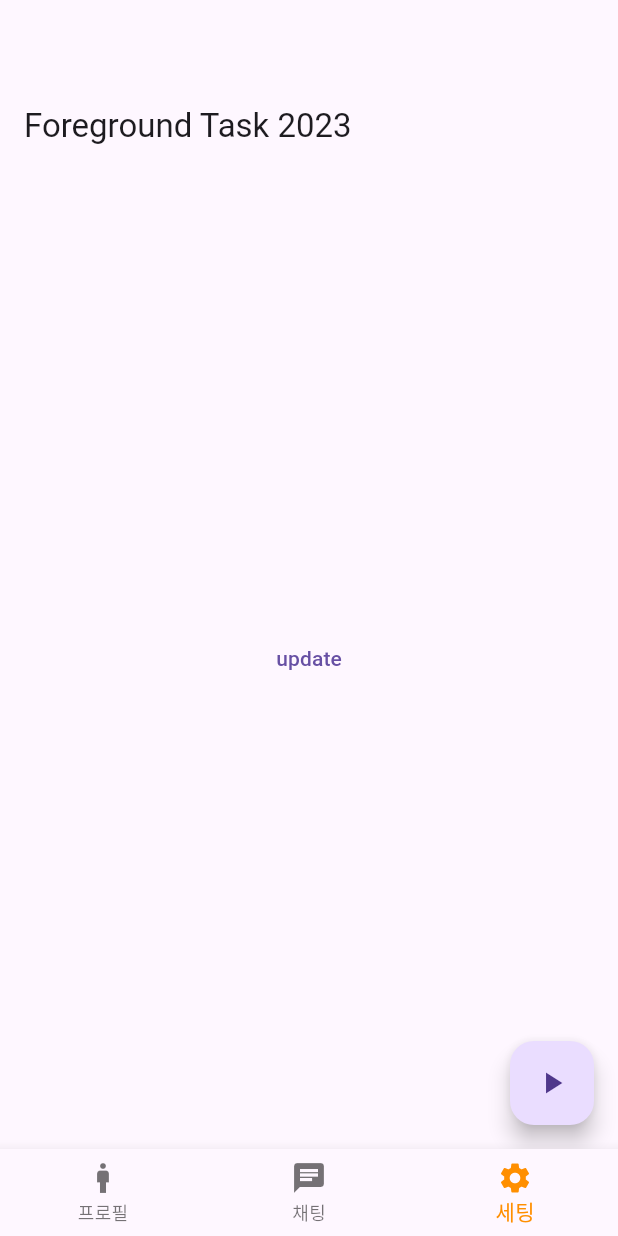
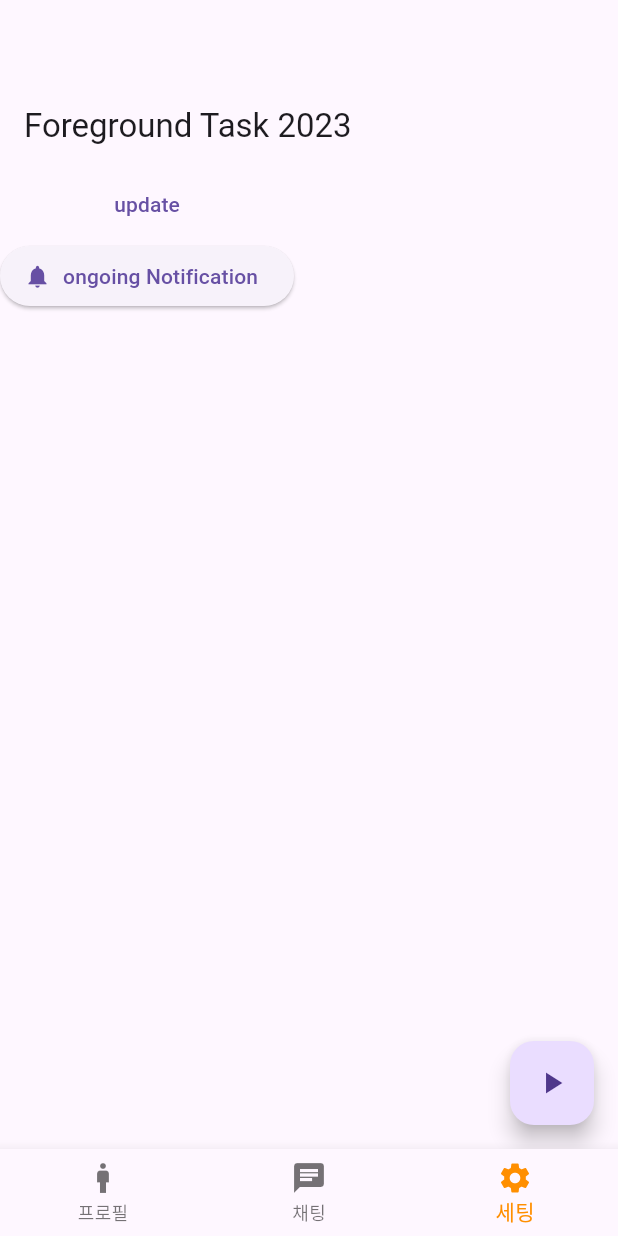
Before and after one commit to jae-yong-2/my_research, a Flutter app: the screen it shows after launch, item 3 of the bottom bar chosen, on a phone screen of 412 x 824 dp. Run offline on Flutter 3.47's test engine with Material 3 defaults, Android fonts, the phone set to English and light mode, and no system bars; our stand-ins replace dash_chat_2, flutter_local_notifications; missing offline and left inert: chat_gpt_sdk, flutter_foreground_service, flutter_foreground_task; statements that could not run were skipped.

Commit message:
푸시알람 생성

```diff
--- a/lib/foreground_service.dart
+++ b/lib/foreground_service.dart
@@ -4,6 +4,8 @@ import 'dart:isolate';
 import 'package:flutter/cupertino.dart';
 import 'package:flutter/material.dart';
 import 'package:flutter_foreground_task/flutter_foreground_task.dart';
+import 'package:flutter_local_notifications/flutter_local_notifications.dart';
+import 'package:my_research/local_notification.dart';
 
 class ForegroundServiceAPI extends StatefulWidget {
   const ForegroundServiceAPI({super.key});
@@ -63,16 +65,28 @@ class _ForegroundServiceState extends State<ForegroundServiceAPI> {
   WithForegroundTask build(BuildContext context) => WithForegroundTask(
       child: Scaffold(
         appBar: AppBar(title: Text("Foreground Task 2023"),),
-        body: Center(
-          child: TextButton(
+        body: Column(
+          children: [
+            TextButton(
             child: Text("update"),
             onPressed: () async{
               FlutterForegroundTask.updateService(
                 notificationTitle: "update",
                 notificationText: "update_txt",
-              );
-            },
-          ),
+                );
+              },
+            ),
+            ElevatedButton.icon(
+              icon: Icon(Icons.notifications),
+              onPressed: (){
+                LocalNotification.showOngoingNotification(
+                    title: "onging",
+                    body: "onging",
+                    payload: "onging");
+              },
+              label: Text("ongoing Notification"),
+            ),
+          ]
         ),
         floatingActionButton: FloatingActionButton(
           child: !isRun
--- a/lib/local_notification.dart
+++ b/lib/local_notification.dart
@@ -0,0 +1,44 @@
+import 'package:flutter_local_notifications/flutter_local_notifications.dart';
+
+class LocalNotification{
+  static final FlutterLocalNotificationsPlugin
+    _flutterLocalNotificationsPlugin = FlutterLocalNotificationsPlugin();
+
+  //알람시작/
+  static Future init()async{
+    const AndroidInitializationSettings initializationSettingsAndroid =
+    AndroidInitializationSettings('@mipmap/ic_launcher');
+    final DarwinInitializationSettings initializationSettingsDarwin =
+    DarwinInitializationSettings(
+        onDidReceiveLocalNotification: (id, title, body, payload)=>null);
+    final LinuxInitializationSettings initializationSettingsLinux =
+    LinuxInitializationSettings(
+        defaultActionName: 'Open notification');
+    final InitializationSettings initializationSettings = InitializationSettings(
+        android: initializationSettingsAndroid,
+        iOS: initializationSettingsDarwin,
+        linux: initializationSettingsLinux);
+    _flutterLocalNotificationsPlugin.initialize(initializationSettings,
+        onDidReceiveNotificationResponse: (details)=> null
+    );
+  }
+// initialise the plugin. app_icon needs to be a added as a drawable resource to the Android head project
+  static Future showOngoingNotification({
+    required String title,
+    required String body,
+    required String payload,
+  }) async {
+    const AndroidNotificationDetails androidNotificationDetails =
+      AndroidNotificationDetails(
+        'ongoing', 'ongoing',
+        channelDescription: 'ongoing',
+        importance: Importance.max,
+        priority: Priority.high,
+        ongoing: true,
+        autoCancel: false);
+    const NotificationDetails notificationDetails =
+    NotificationDetails(android: androidNotificationDetails);
+    await _flutterLocalNotificationsPlugin.show(
+        0, title, body, notificationDetails, payload: payload);
+  }
+}
--- a/lib/main.dart
+++ b/lib/main.dart
@@ -1,9 +1,12 @@
 import 'package:flutter/material.dart';
 import 'package:flutter_foreground_service/flutter_foreground_service.dart';
 import 'package:my_research/foreground_service.dart';
+import 'package:my_research/local_notification.dart';
 import 'package:my_research/page_navigation.dart';
 
-void main() {
+void main() async{
+  WidgetsFlutterBinding.ensureInitialized();
+  await LocalNotification.init();
   runApp(MyApp());
 }
 
--- a/pubspec.yaml
+++ b/pubspec.yaml
@@ -34,6 +34,7 @@ dependencies:
   flutter_background_service_ios: ^5.0.0
   flutter_background_service_android: ^6.2.2
   flutter_foreground_task: ^6.1.2
+  flutter_foreground_service: ^0.4.1
   flutter_local_notifications: ^16.3.2
   activity_recognition_flutter: ^5.0.0
   permission_handler: ^11.2.0
```
Also changed, not shown: 1 other file.
